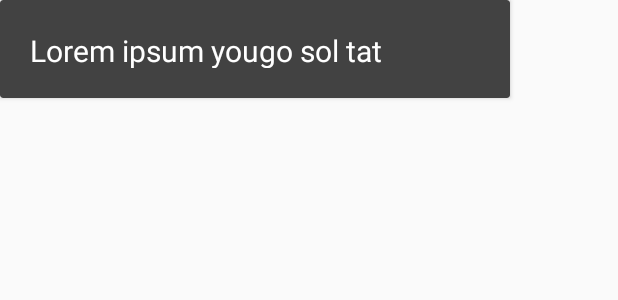
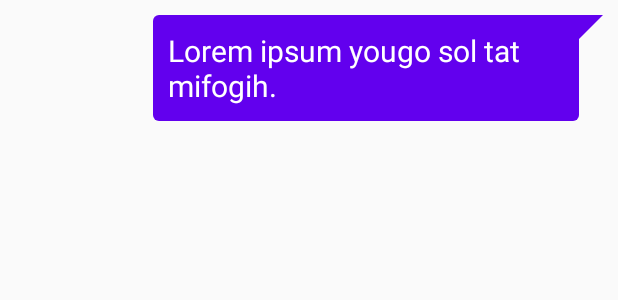
Before and after one commit to cvhariharan/WireChat, an Android app: the layout sent_chat_bubble.xml on its own in the app's theme, with its tools: preview values and no code run, on a phone screen of 412 x 824 dp. Shown: the top 300 px of the screen. Run offline under Robolectric (Android 15) with nearby library versions, the phone set to English and light mode, and no system bars.

Commit message:
Chat bubbles

```diff
--- a/app/build.gradle
+++ b/app/build.gradle
@@ -5,7 +5,7 @@ android {
     defaultConfig {
         applicationId "hariharan.theroboticlabs.com.wirechat"
         minSdkVersion 21
-        targetSdkVersion 26
+        targetSdkVersion 23
         versionCode 1
         versionName "1.0"
         testInstrumentationRunner "android.support.test.runner.AndroidJUnitRunner"
--- /dev/null
+++ b/app/src/main/res/drawable/sent_bubble.xml
@@ -0,0 +1,20 @@
+<?xml version="1.0" encoding="utf-8"?>
+<layer-list xmlns:android="http://schemas.android.com/apk/res/android">
+    <item>
+        <rotate
+            android:fromDegrees="45"
+            android:pivotX="100%"
+            android:pivotY="0%"
+            android:toDegrees="0" >
+            <shape android:shape="rectangle" >
+                <solid android:color="@color/colorPrimary" />
+            </shape>
+        </rotate>
+    </item>
+    <item android:right="16dp">
+        <shape android:shape="rectangle" >
+            <solid android:color="@color/colorPrimary" />
+            <corners android:radius="4dp" />
+        </shape>
+    </item>
+</layer-list>
--- a/app/src/main/res/layout/sent_chat_bubble.xml
+++ b/app/src/main/res/layout/sent_chat_bubble.xml
@@ -1,21 +1,26 @@
 <?xml version="1.0" encoding="utf-8"?>
 <RelativeLayout xmlns:android="http://schemas.android.com/apk/res/android"
     android:layout_width="match_parent"
-    android:layout_height="match_parent"
+    android:layout_height="wrap_content"
     xmlns:app="http://schemas.android.com/apk/res-auto">
 
-    <android.support.v7.widget.CardView
-        android:layout_width="wrap_content"
-        android:layout_height="65dp"
-        android:id="@+id/chat_view"
-        app:cardBackgroundColor="@color/cardview_dark_background">
-        <TextView
-            android:layout_width="300dp"
-            android:layout_height="wrap_content"
-            android:id="@+id/chat"
-            android:textSize="20sp"
-            android:textColor="#FFFF"
-            android:text="@string/test_string"
-            android:layout_margin="20dp"/>
-    </android.support.v7.widget.CardView>
+    <!--<android.support.v7.widget.CardView-->
+        <!--android:layout_width="wrap_content"-->
+        <!--android:layout_height="65dp"-->
+        <!--android:id="@+id/chat_view"-->
+        <!--app:cardBackgroundColor="@color/cardview_dark_background">-->
+    <TextView
+        android:id="@+id/chat"
+        android:layout_margin="10dp"
+        android:layout_width="300dp"
+        android:layout_height="wrap_content"
+        android:layout_alignParentEnd="true"
+        android:layout_alignParentTop="true"
+        android:background="@drawable/sent_bubble"
+        android:padding="10dp"
+        android:text="@string/test_string"
+        android:textAlignment="textStart"
+        android:textColor="#FFFFFF"
+        android:textSize="20sp" />
+    <!--</android.support.v7.widget.CardView>-->
 </RelativeLayout>
--- a/app/src/main/res/values/colors.xml
+++ b/app/src/main/res/values/colors.xml
@@ -1,6 +1,6 @@
 <?xml version="1.0" encoding="utf-8"?>
 <resources>
-    <color name="colorPrimary">#3F51B5</color>
-    <color name="colorPrimaryDark">#303F9F</color>
-    <color name="colorAccent">#FF4081</color>
+    <color name="colorPrimary">#6200EE</color>
+    <color name="colorPrimaryDark">#3700B3</color>
+    <color name="colorAccent">#BB86Fe</color>
 </resources>
```
Also changed, not shown: app/src/main/java/hariharan/theroboticlabs/com/wirechat/ChatActivity.java (+53 -19 lines), app/src/main/res/drawable/received_bubble.xml (added, +20 -0 lines), app/src/main/res/layout/chat_bubble.xml (+18 -10 lines), app/src/main/res/layout/received_chat_bubble.xml (+15 -11 lines).
